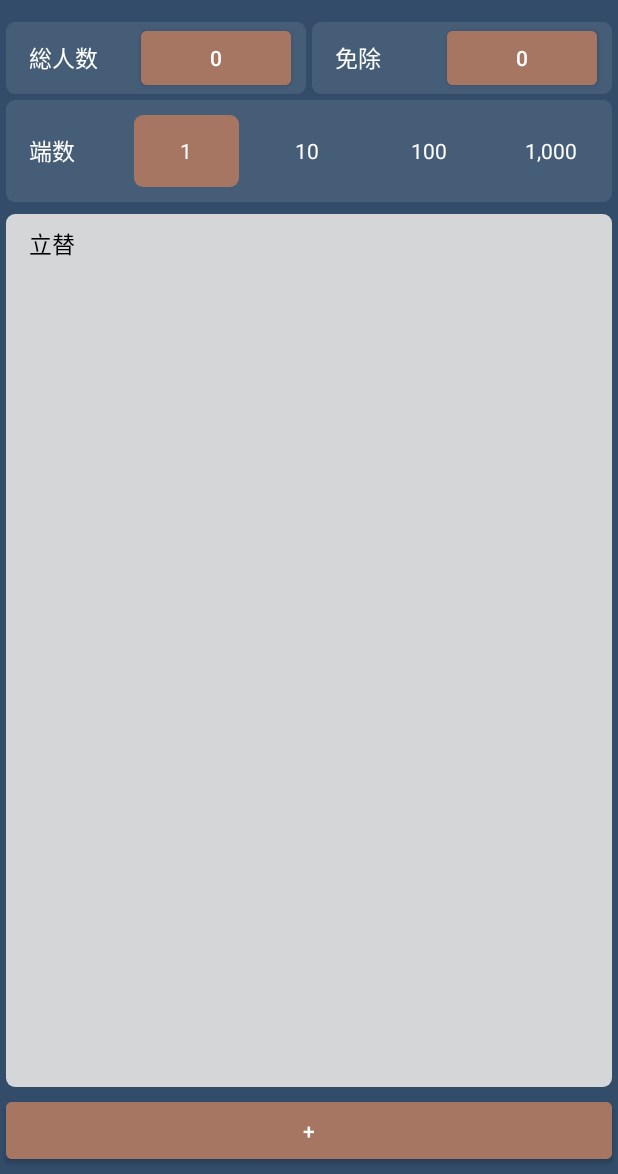
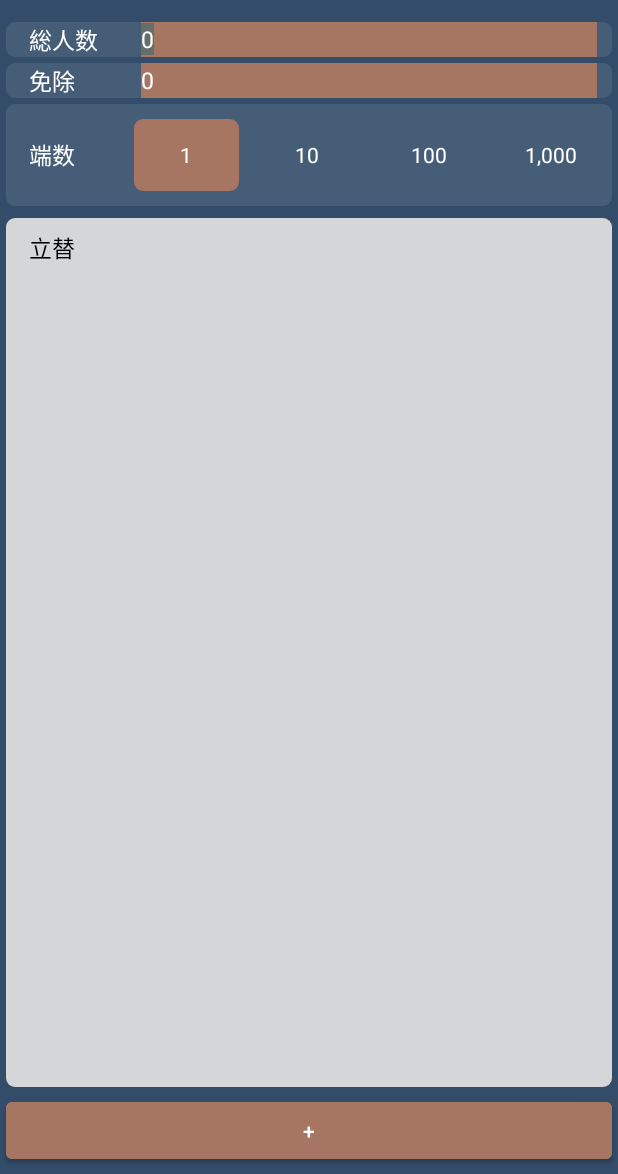
Before and after one commit to Moboko-Co/DutchPayCalc, an Android app: the screen it shows after launch (MainActivity), on a phone screen of 412 x 824 dp, the part 62-1236 px from its top. Run offline under Robolectric (Android 15) with nearby library versions, the phone set to English and light mode, and no system bars.

Commit message:
210615 calc to inputdigit

```diff
--- a/app/src/main/java/com/moboko/myapplication/MainActivity.java
+++ b/app/src/main/java/com/moboko/myapplication/MainActivity.java
@@ -9,16 +9,20 @@ import androidx.fragment.app.FragmentTransaction;
 import androidx.recyclerview.widget.RecyclerView;
 
 import android.content.ContentValues;
+import android.content.Context;
 import android.content.DialogInterface;
 import android.content.Intent;
 import android.content.SharedPreferences;
 import android.os.Bundle;
+import android.view.KeyEvent;
 import android.view.Menu;
 import android.view.MenuInflater;
 import android.view.MenuItem;
 import android.view.View;
+import android.view.inputmethod.InputMethodManager;
 import android.widget.AdapterView;
 import android.widget.Button;
+import android.widget.EditText;
 import android.widget.ListView;
 import android.widget.RadioGroup;
 import android.widget.Toast;
@@ -38,7 +42,8 @@ public class MainActivity extends AppCompatActivity implements CalcFragment.Calc
     private FragmentManager fragmentManager;
     public static ListView listView;
     public static PrePayAdapter adapter;
-    Button allPeopleButton, plusButton, ignorePeopleButton;
+    Button plusButton;
+    EditText allPeopleEditText, ignorePeopleEditText;
     RadioGroup rgFraction;
     //RadioGroup rgCollDiv;
     ArrayList<ItemList> itemLists = new ArrayList<>();
@@ -58,8 +63,8 @@ public class MainActivity extends AppCompatActivity implements CalcFragment.Calc
                 //入力された値の取得
 
                 // 総人数
-                int allPeople = Integer.parseInt(String.valueOf(allPeopleButton.getText()));
-                int ignorePeople = Integer.parseInt(String.valueOf(ignorePeopleButton.getText()));
+                int allPeople = Integer.parseInt(String.valueOf(allPeopleEditText.getText()));
+                int ignorePeople = Integer.parseInt(String.valueOf(ignorePeopleEditText.getText()));
 
                 // 総人数 値チェック
                 if (allPeople == 0) {
@@ -156,13 +161,13 @@ public class MainActivity extends AppCompatActivity implements CalcFragment.Calc
 
         plusButton = findViewById(R.id.detail_plus_bt);
 
-        allPeopleButton = findViewById(R.id.all_people_bt);
-        allPeopleButton.setOnClickListener(buttonClick);
-        allPeopleButton.setText("0");
+        allPeopleEditText = findViewById(R.id.all_people_et);
+        allPeopleEditText.setOnKeyListener(enterClick);
+        allPeopleEditText.setText("0");
 
-        ignorePeopleButton = findViewById(R.id.ignore_people_bt);
-        ignorePeopleButton.setOnClickListener(buttonClick);
-        ignorePeopleButton.setText("0");
+        ignorePeopleEditText = findViewById(R.id.ignore_people_et);
+        ignorePeopleEditText.setOnKeyListener(enterClick);
+        ignorePeopleEditText.setText("0");
 
         listView = findViewById(R.id.item_lv);
         //rgCollDiv = findViewById(R.id.rg_col_div);
@@ -192,7 +197,7 @@ public class MainActivity extends AppCompatActivity implements CalcFragment.Calc
         listView.setOnItemClickListener(new AdapterView.OnItemClickListener() {
             @Override
             public void onItemClick(AdapterView<?> adapterView, View view, int i, long l) {
-                if (view.getId() == R.id.detail_input_bt) {
+                if (view.getId() == R.id.detail_input_et) {
                     Bundle bundle = new Bundle();
                     bundle.putInt(FRAGMENT_MODE, DETAIL_PRICE);
                     bundle.putInt(DETAIL_MODE, i);
@@ -203,42 +208,53 @@ public class MainActivity extends AppCompatActivity implements CalcFragment.Calc
         });
     }
 
-    private View.OnClickListener buttonClick = new View.OnClickListener() {
+    private View.OnKeyListener enterClick = new View.OnKeyListener(){
+
         @Override
-        public void onClick(View view) {
-            Bundle bundle = new Bundle();
+        public boolean onKey(View v, int keyCode, KeyEvent event) {
+            if(event.getAction() == KeyEvent.ACTION_DOWN && keyCode == KeyEvent.KEYCODE_ENTER){
+                ((InputMethodManager)getSystemService(Context.INPUT_METHOD_SERVICE)).hideSoftInputFromWindow(v.getWindowToken(), 0);
+            }
+            return false;
+        }
+    };
 
-            switch (view.getId()) {
-//                case R.id.all_price_bt:
-//                    bundle.putInt(FRAGMENT_MODE, ALL_PRICE);
+//    private View.OnClickListener buttonClick = new View.OnClickListener() {
+//        @Override
+//        public void onClick(View view) {
+//            Bundle bundle = new Bundle();
+//
+//            switch (view.getId()) {
+////                case R.id.all_price_bt:
+////                    bundle.putInt(FRAGMENT_MODE, ALL_PRICE);
+////                    bundle.putInt(DETAIL_MODE, 0);
+////                    break;
+//                case R.id.all_people_et:
+//                    //　表示するフラグメントクラスのインスタンス
+//                    bundle.putInt(FRAGMENT_MODE, ALL_PEOPLE);
 //                    bundle.putInt(DETAIL_MODE, 0);
 //                    break;
-                case R.id.all_people_bt:
-                    //　表示するフラグメントクラスのインスタンス
-                    bundle.putInt(FRAGMENT_MODE, ALL_PEOPLE);
-                    bundle.putInt(DETAIL_MODE, 0);
-                    break;
-                case R.id.ignore_people_bt:
-                    //　表示するフラグメントクラスのインスタンス
-                    bundle.putInt(FRAGMENT_MODE, IGNORE_PEOPLE);
-                    bundle.putInt(DETAIL_MODE, 0);
-                    break;
-            }
-
-            callFragment(bundle);
-        }
-    };
+//                case R.id.ignore_people_et:
+//                    //　表示するフラグメントクラスのインスタンス
+//                    bundle.putInt(FRAGMENT_MODE, IGNORE_PEOPLE);
+//                    bundle.putInt(DETAIL_MODE, 0);
+//                    break;
+//            }
+//
+//            callFragment(bundle);
+//        }
+//    };
 
     @Override
     public void onClickButton(String value, int mode, int pos) {
         switch (mode) {
             case ALL_PEOPLE:
-                Button allPeopleButton = findViewById(R.id.all_people_bt);
-                allPeopleButton.setText(value);
+                EditText allPeopleEditText = findViewById(R.id.all_people_et);
+                allPeopleEditText.setText(value);
                 break;
             case IGNORE_PEOPLE:
-                Button ignorePeopleButton = findViewById(R.id.ignore_people_bt);
-                ignorePeopleButton.setText(value);
+                EditText ignorePeopleEditText = findViewById(R.id.ignore_people_et);
+                ignorePeopleEditText.setText(value);
                 break;
 //            case ALL_PRICE:
 //                Button allPriceButton = findViewById(R.id.all_price_bt);
--- a/app/src/main/res/layout/activity_main.xml
+++ b/app/src/main/res/layout/activity_main.xml
@@ -20,14 +20,8 @@
         android:layout_below="@id/tool_bar_main"
         android:background="?attr/colorPrimary"
         android:orientation="vertical">
-
-        <LinearLayout
-            android:layout_width="match_parent"
-            android:layout_height="0dp"
-            android:layout_weight="1">
-
             <LinearLayout
-                style="@style/main_ll_detail"
+                style="@style/main_ll_head"
                 android:layout_marginHorizontal="4dp"
                 android:layout_marginBottom="4dp">
 
@@ -35,32 +29,29 @@
                     style="@style/tv_main"
                     android:text="@string/all_people"></TextView>
 
-                <Button
-                    android:id="@+id/all_people_bt"
+                <EditText
                     android:layout_width="match_parent"
                     android:layout_height="match_parent"
-                    android:layout_marginHorizontal="10dp"
-                    android:backgroundTint="@color/theme_c4"></Button>
+                    android:id="@+id/all_people_et"
+                    style="@style/main_et_digit"
+                    android:layout_marginHorizontal="10dp"></EditText>
             </LinearLayout>
             <LinearLayout
-                style="@style/main_ll_detail"
-                android:layout_marginRight="4dp"
+                style="@style/main_ll_head"
+                android:layout_marginHorizontal="4dp"
                 android:layout_marginBottom="4dp">
 
                 <TextView
                     style="@style/tv_main"
                     android:text="@string/ignore_people"></TextView>
 
-                <Button
-                    android:id="@+id/ignore_people_bt"
+                <EditText
                     android:layout_width="match_parent"
                     android:layout_height="match_parent"
-                    android:layout_marginHorizontal="10dp"
-                    android:backgroundTint="@color/theme_c4"></Button>
+                    android:id="@+id/ignore_people_et"
+                    style="@style/main_et_digit"
+                    android:layout_marginHorizontal="10dp"></EditText>
             </LinearLayout>
-
-        </LinearLayout>
-
 
         <LinearLayout
             style="@style/main_ll_head"
--- a/app/src/main/res/values/styles.xml
+++ b/app/src/main/res/values/styles.xml
@@ -104,7 +104,7 @@
         <item name="android:background">@drawable/tv_round</item>
     </style>
 
-    <style name="main_ll_detail">
+    <style name="result_ll_head">
         <item name="android:layout_width">0dp</item>
         <item name="android:layout_weight">1</item>
         <item name="android:layout_height">match_parent</item>
@@ -112,12 +112,14 @@
         <item name="android:background">@drawable/tv_round</item>
     </style>
 
-    <style name="result_ll_head">
-        <item name="android:layout_width">0dp</item>
-        <item name="android:layout_weight">1</item>
-        <item name="android:layout_height">match_parent</item>
-        <item name="android:orientation">horizontal</item>
-        <item name="android:background">@drawable/tv_round</item>
+    <style name="main_et_digit">
+        <item name="android:digits">"0123456789"</item>
+        <item name="android:background">@color/theme_c4</item>
+        <item name="android:textSize">15dp</item>
+        <item name="android:textColor">@color/white</item>
+        <item name="android:inputType">number</item>
+        <item name="android:maxLength">7</item>
+        <item name="android:selectAllOnFocus">true</item>
     </style>
 
     <style name="main_ll_bottom">
```
Also changed, not shown: app/src/main/java/com/moboko/myapplication/view/PrePayAdapter.java (+41 -19 lines), app/src/main/res/layout/item_view.xml (+5 -4 lines).
